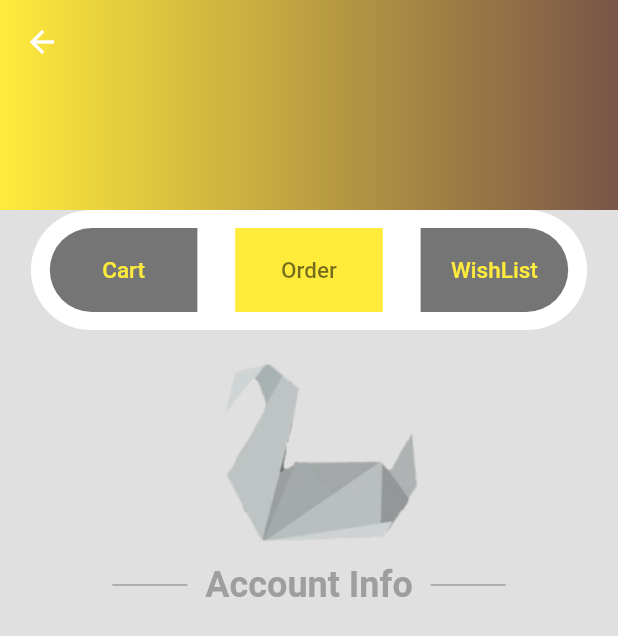
After one commit to kishanup78910/ecom, a Flutter app: the ProfileScreen screen opened directly, on a phone screen of 412 x 824 dp. The commit adds this screen. Shown: the top 636 px of the screen. Run offline on Flutter 3.47's test engine with Material 2 defaults, Android fonts, the phone set to English and light mode, and no system bars.

Commit message:
profileScreen

```diff
--- a/lib/main_screen/customer_home.dart
+++ b/lib/main_screen/customer_home.dart
@@ -2,6 +2,7 @@ import 'package:ecom/main_screen/CartScreen.dart';
 import 'package:ecom/main_screen/Stores.dart';
 import 'package:ecom/main_screen/category.dart';
 import 'package:ecom/main_screen/home.dart';
+import 'package:ecom/main_screen/profileScreen.dart';
 import 'package:flutter/material.dart';
 
 class CustomerHomeScreen extends StatefulWidget {
@@ -17,10 +18,8 @@ class _CustomerHomeScreenState extends State<CustomerHomeScreen> {
     const HomeScreen(),
     const CategoryScreen(),
     const StoresScreen(),
-    CartScreen(),
-    const Center(
-      child: Text("Profile Screen"),
-    ),
+    const CartScreen(),
+    const ProfileScreen()
   ];
   @override
   Widget build(BuildContext context) {
--- /dev/null
+++ b/lib/main_screen/profileScreen.dart
@@ -0,0 +1,164 @@
+import 'package:flutter/material.dart';
+
+class ProfileScreen extends StatefulWidget {
+  const ProfileScreen({super.key});
+
+  @override
+  State<ProfileScreen> createState() => _ProfileScreenState();
+}
+
+class _ProfileScreenState extends State<ProfileScreen> {
+  @override
+  Widget build(BuildContext context) {
+    return Scaffold(
+      backgroundColor: Colors.grey.shade300,
+      body: CustomScrollView(
+        slivers: [
+          SliverAppBar(
+            expandedHeight: 140,
+            flexibleSpace: LayoutBuilder(
+              builder: (context, constraints) {
+                return FlexibleSpaceBar(
+                  title: AnimatedOpacity(
+                    duration: const Duration(milliseconds: 200),
+                    opacity: constraints.biggest.height < 120 ? 1 : 0,
+                    child: const Text('Account'),
+                  ),
+                  background: Container(
+                    decoration: const BoxDecoration(
+                        gradient: LinearGradient(
+                            colors: [Colors.yellow, Colors.brown])),
+                  ),
+                );
+              },
+            ),
+          ),
+          SliverToBoxAdapter(
+            child: Column(children: [
+              Container(
+                height: 80,
+                width: MediaQuery.of(context).size.width * 0.9,
+                decoration: BoxDecoration(
+                  color: Colors.white,
+                  borderRadius: BorderRadius.circular(50),
+                ),
+                child: Row(
+                  mainAxisAlignment: MainAxisAlignment.spaceAround,
+                  children: [
+                    Container(
+                      decoration: const BoxDecoration(
+                        color: Colors.black54,
+                        borderRadius: BorderRadius.only(
+                          topLeft: Radius.circular(30),
+                          bottomLeft: Radius.circular(30),
+                        ),
+                      ),
+                      child: TextButton(
+                        child: SizedBox(
+                          height: 40,
+                          width: MediaQuery.of(context).size.width * 0.2,
+                          child: const Center(
+                            child: Text(
+                              'Cart',
+                              // textAlign: TextAlign.center,
+                              style: TextStyle(
+                                color: Colors.yellow,
+                                fontSize: 15,
+                              ),
+                            ),
+                          ),
+                        ),
+                        onPressed: () {},
+                      ),
+                    ),
+                    Container(
+                      decoration: const BoxDecoration(
+                        color: Colors.yellow,
+                      ),
+                      child: TextButton(
+                        child: SizedBox(
+                          height: 40,
+                          width: MediaQuery.of(context).size.width * 0.2,
+                          child: const Center(
+                            child: Text(
+                              'Order',
+                              style: TextStyle(
+                                color: Colors.black54,
+                                fontSize: 15,
+                              ),
+                            ),
+                          ),
+                        ),
+                        onPressed: () {},
+                      ),
+                    ),
+                    Container(
+                      decoration: const BoxDecoration(
+                        color: Colors.black54,
+                        borderRadius: BorderRadius.only(
+                          topRight: Radius.circular(30),
+                          bottomRight: Radius.circular(30),
+                        ),
+                      ),
+                      child: TextButton(
+                        child: SizedBox(
+                          height: 40,
+                          width: MediaQuery.of(context).size.width * 0.2,
+                          child: const Center(
+                            child: Text(
+                              'WishList',
+                              style: TextStyle(
+                                color: Colors.yellow,
+                                fontSize: 15,
+                              ),
+                            ),
+                          ),
+                        ),
+                        onPressed: () {},
+                      ),
+                    ),
+                  ],
+                ),
+              ),
+              const SizedBox(
+                height: 150,
+                child: Image(
+                  image: AssetImage('images/inapp/logo.jpg'),
+                ),
+              ),
+              const SizedBox(
+                height: 40,
+                child:
+                    Row(mainAxisAlignment: MainAxisAlignment.center, children: [
+                  SizedBox(
+                    height: 40,
+                    width: 50,
+                    child: Divider(
+                      color: Colors.grey,
+                      thickness: 1,
+                    ),
+                  ),
+                  Text(
+                    "  Account Info  ",
+                    style: TextStyle(
+                        color: Colors.grey,
+                        fontSize: 24,
+                        fontWeight: FontWeight.w600),
+                  ),
+                  SizedBox(
+                    height: 40,
+                    width: 50,
+                    child: Divider(
+                      color: Colors.grey,
+                      thickness: 1,
+                    ),
+                  ),
+                ]),
+              )
+            ]),
+          )
+        ],
+      ),
+    );
+  }
+}
```
